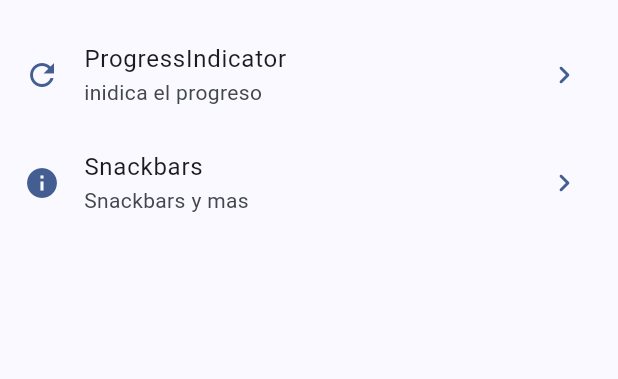
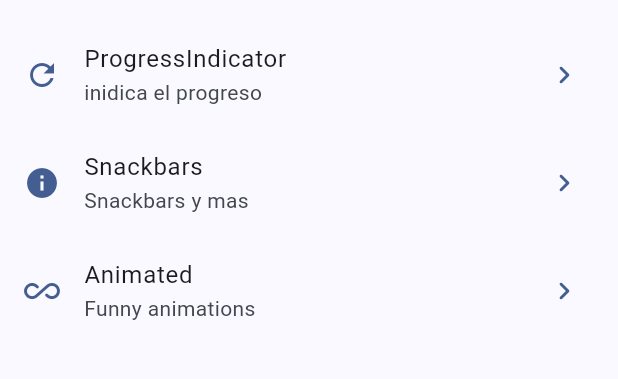
Before and after one commit to Dpachecop/widgets_app, a Flutter app: the screen it shows after launch, on a phone screen of 412 x 824 dp, the part 279-658 px from its top. Run offline on Flutter 3.47's test engine with Material 3 defaults, Android fonts, the phone set to English and light mode, and no system bars; our stand-ins replace go_router.

Commit message:
Animated container terminado

```diff
--- a/lib/config/menu/menu_items.dart
+++ b/lib/config/menu/menu_items.dart
@@ -34,4 +34,10 @@ const List<MenuItems> menuItemsList = [
       subtittle: 'Snackbars y mas',
       url: '/snackbar',
       icon: Icons.info),
+  MenuItems(
+    title: 'Animated ',
+    subtittle: 'Funny animations',
+    url: '/animated',
+    icon: Icons.all_inclusive_rounded,
+  ),
 ];
--- a/lib/config/route/app_routes.dart
+++ b/lib/config/route/app_routes.dart
@@ -1,5 +1,6 @@
 import 'package:flutter/material.dart';
 import 'package:go_router/go_router.dart';
+import 'package:widgets_app/presentation/screens/animated/animated_screen.dart';
 
 import 'package:widgets_app/presentation/screens/progress/progress_screen.dart';
 import 'package:widgets_app/presentation/screens/screen/screens.dart';
@@ -41,5 +42,11 @@ final GoRouter appRouter = GoRouter(
       builder: (BuildContext context, GoRouterState state) =>
           const Snackbarscreen(),
     ),
+    GoRoute(
+      path: '/animated',
+      name: AnimatedScreen.name,
+      builder: (BuildContext context, GoRouterState state) =>
+          const AnimatedScreen(),
+    ),
   ],
 );
```
Also changed, not shown: lib/presentation/screens/animated/animated_screen.dart (added, +54 -0 lines).
